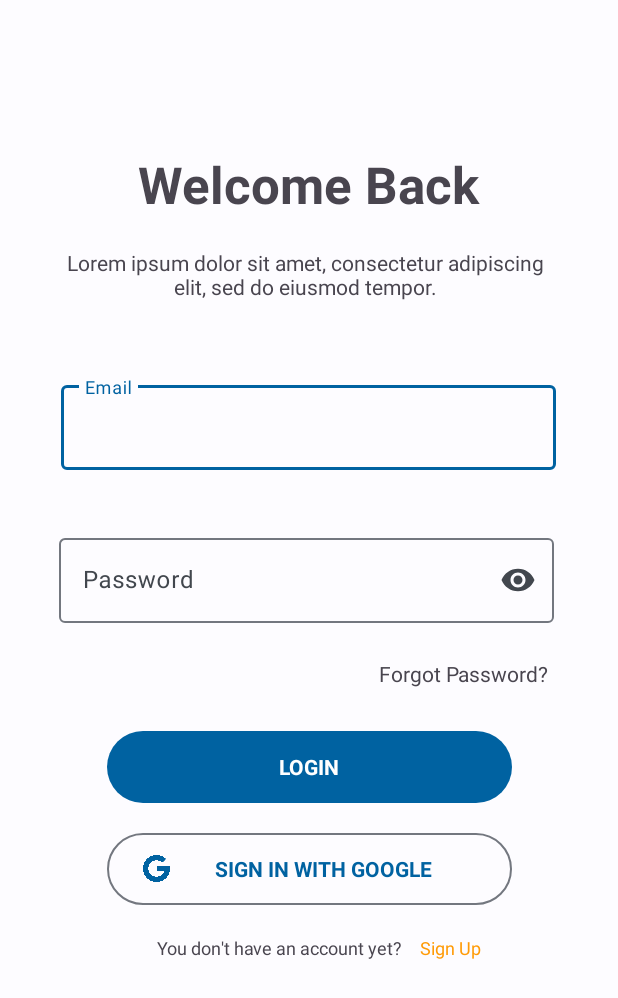
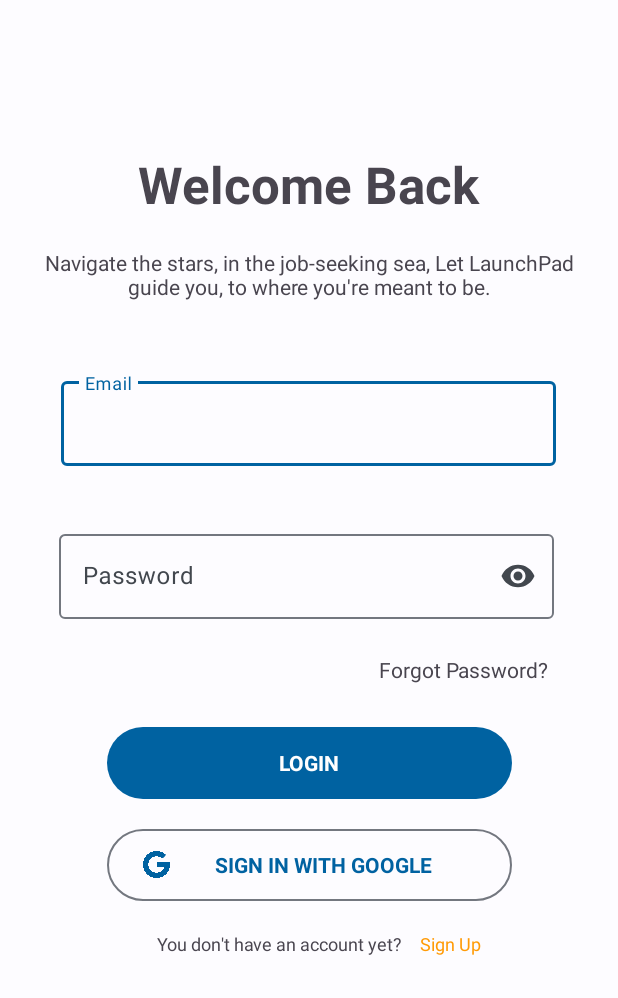
Before and after one commit to YIPZIYAN/LaunchPad, an Android app: the screen it shows after launch (MainActivity), on a phone screen of 412 x 824 dp. Shown: the top 998 px of the screen. Run offline under Robolectric (Android 15) with nearby library versions, the phone set to English and light mode, and no system bars; our stand-ins replace data binding.

Commit message:
change lorem text

```diff
--- a/app/src/main/res/layout/fragment_login.xml
+++ b/app/src/main/res/layout/fragment_login.xml
@@ -25,10 +25,12 @@
 
             <TextView
                 android:id="@+id/textView13"
-                android:layout_width="335dp"
-                android:layout_height="38dp"
+                android:layout_width="0dp"
+                android:layout_height="wrap_content"
+                android:layout_marginStart="24dp"
                 android:layout_marginTop="20dp"
-                android:text="Lorem ipsum dolor sit amet, consectetur adipiscing elit, sed do eiusmod tempor."
+                android:layout_marginEnd="24dp"
+                android:text="@string/slogan"
                 android:textAlignment="center"
                 app:layout_constraintEnd_toEndOf="parent"
                 app:layout_constraintHorizontal_bias="0.473"
--- a/app/src/main/res/values/strings.xml
+++ b/app/src/main/res/values/strings.xml
@@ -104,6 +104,7 @@
     <string name="your_posted_job">Your Posted Job</string>
     <string name="messages">Messages</string>
     <string name="forgot_password_desc">To reset your password, you need your email or mobile number that can be authenticated</string>
+    <string name="slogan">Navigate the stars, in the job-seeking sea, Let LaunchPad guide you, to where you\'re meant to be.</string>
 
 
 </resources>
```
Also changed, not shown: app/src/main/res/layout/fragment_sign_up.xml (+5 -3 lines).
